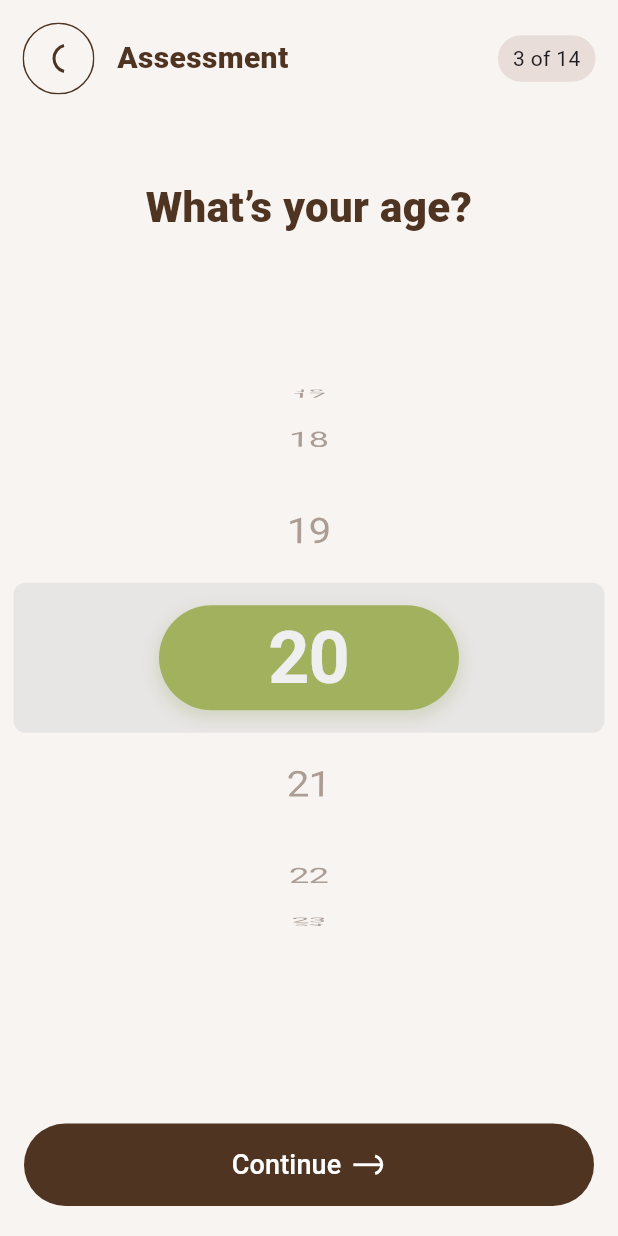
After one commit to TaiMinh2002/MENTAL_HEALTH_APPLICATION, a Flutter app: the ChooseAge screen opened by its route, on a phone screen of 412 x 824 dp. The commit adds this screen. Run offline on Flutter 3.47's test engine with Material 3 defaults, Android fonts, the phone set to English and light mode, and no system bars; our stand-ins replace device_info_plus, dio, flutter_screenutil, flutter_svg, get, get_storage and 3 more; missing offline and left inert: android_id; accounts and stored records are empty.

Commit message:
update choose age

```diff
--- /dev/null
+++ b/mental_healing/devtools_options.yaml
@@ -0,0 +1,3 @@
+description: This file stores settings for Dart & Flutter DevTools.
+documentation: https://docs.flutter.dev/tools/devtools/extensions#configure-extension-enablement-states
+extensions:
--- a/mental_healing/lib/app_router.dart
+++ b/mental_healing/lib/app_router.dart
@@ -1,5 +1,6 @@
 import 'package:mental_healing/import.dart';
-import 'package:mental_healing/page/complete_account/component/%08choose_age.dart';
+import 'package:mental_healing/page/complete_account/component/choose_age.dart';
+// import 'package:mental_healing/page/complete_account/component/%08choose_age.dart';
 import 'package:mental_healing/page/complete_account/component/choose_gender.dart';
 import 'package:mental_healing/page/intro/component/page_view_intro.dart';
 import 'package:mental_healing/page/intro/intro_page.dart';
@@ -65,9 +66,9 @@ class AppRouter {
       transition: Transition.fadeIn,
       transitionDuration: transitionDuration,
     ),
-    GetPage<AgePickerApp>(
+    GetPage<ChooseAge>(
       name: routerChooseAge,
-      page: () => AgePickerApp(),
+      page: () => ChooseAge(),
       curve: curve,
       transition: Transition.fadeIn,
       transitionDuration: transitionDuration,
--- /dev/null
+++ b/mental_healing/lib/page/complete_account/component/choose_age.dart
@@ -0,0 +1,118 @@
+import 'package:flutter/cupertino.dart';
+import 'package:mental_healing/base_widget/button_widget.dart';
+import 'package:mental_healing/base_widget/header_app_widget.dart';
+import 'package:mental_healing/import.dart';
+
+class ChooseAge extends StatefulWidget {
+  const ChooseAge({super.key});
+
+  @override
+  State<ChooseAge> createState() => _ChooseAgeState();
+}
+
+class _ChooseAgeState extends State<ChooseAge> {
+  int selectedAge = 20;
+
+  @override
+  Widget build(BuildContext context) {
+    return SafeArea(
+      child: Scaffold(
+        backgroundColor: const Color(0xffF7F4F2),
+        body: Column(
+          crossAxisAlignment: CrossAxisAlignment.center,
+          children: [
+            const HeaderAppWidget(title: 'Assessment', text: '3 of 14'),
+            _bodyWidget(),
+            Expanded(
+              child: Center(
+                child: CupertinoPicker(
+                  scrollController: FixedExtentScrollController(
+                    initialItem: selectedAge - 10,
+                  ),
+                  itemExtent: 100,
+                  onSelectedItemChanged: (int value) {
+                    setState(() {
+                      selectedAge = value + 10;
+                    });
+                  },
+                  children: List<Widget>.generate(61, (int index) {
+                    int age = index + 10;
+                    bool isSelected = age == selectedAge;
+                    return Center(
+                      child: Container(
+                        alignment: Alignment.center,
+                        width: 200,
+                        height: 70,
+                        decoration: isSelected
+                            ? BoxDecoration(
+                                color: const Color(0xffA8B95A),
+                                borderRadius: BorderRadius.circular(35),
+                                boxShadow: [
+                                  BoxShadow(
+                                    color: const Color(0xff9BB068)
+                                        .withOpacity(0.25),
+                                    spreadRadius: 2,
+                                    blurRadius: 8,
+                                    offset: const Offset(0, 4),
+                                  ),
+                                ],
+                              )
+                            : null,
+                        child: Text(
+                          '$age',
+                          style: TextStyle(
+                            fontSize: isSelected ? 48 : 28,
+                            fontWeight: isSelected
+                                ? FontWeight.bold
+                                : FontWeight.normal,
+                            color: isSelected
+                                ? Colors.white
+                                : const Color(0xff4F3422),
+                          ),
+                        ),
+                      ),
+                    );
+                  }),
+                ),
+              ),
+            ),
+            _bottomWidget(),
+          ],
+        ),
+      ),
+    );
+  }
+
+  Widget _bodyWidget() {
+    return const Padding(
+      padding: EdgeInsets.only(top: 40.0),
+      child: Text(
+        'What’s your age?',
+        textAlign: TextAlign.center,
+        style: TextStyle(
+            fontSize: 28,
+            fontWeight: FontWeight.w900,
+            color: Color(0xff4F3422)),
+      ),
+    );
+  }
+
+  Widget _bottomWidget() {
+    return Padding(
+      padding: const EdgeInsets.symmetric(horizontal: 16.0, vertical: 20),
+      child: Column(
+        children: [
+          ButtonWidget(
+            onClick: () {},
+            margin: const EdgeInsets.only(top: 10),
+            textSize: 18,
+            title: 'Continue',
+            suffixIcon: AssetIcons.next,
+            height: 55,
+            width: double.infinity,
+          ),
+        ],
+      ),
+    );
+  }
+}
--- a/mental_healing/lib/page/complete_account/component/choose_gender.dart
+++ b/mental_healing/lib/page/complete_account/component/choose_gender.dart
@@ -65,9 +65,9 @@ class _ChooseGenderState extends State<ChooseGender> {
       onTap: () {
         setState(() {
           if (isSelect == value) {
-            isSelect = null; // Deselect if already selected
+            isSelect = null;
           } else {
-            isSelect = value; // Select the tapped widget
+            isSelect = value;
           }
         });
       },
--- a/mental_healing/lib/page/intro/intro_controller.dart
+++ b/mental_healing/lib/page/intro/intro_controller.dart
@@ -9,7 +9,7 @@ class IntroController extends GetxController {
       Get.offNamed(AppRouter.routerSignIn);
     } else {
       pageController.nextPage(
-          duration: const Duration(milliseconds: 300), curve: Curves.easeIn);
+          duration: const Duration(milliseconds: 300), curve: Curves.easeInOut);
     }
   }
 
--- a/mental_healing/pubspec.yaml
+++ b/mental_healing/pubspec.yaml
@@ -67,6 +67,9 @@ dependencies:
   share_plus: ^10.0.0
   lottie: ^3.1.2
   http: ^1.2.2
+  flutter_picker: ^2.1.0
+  numberpicker: ^2.1.2
+  flutter_material_pickers: ^3.7.0
 
 dependency_overrides:
   flutter_test:
```
Also changed, not shown: mental_healing/pubspec.lock.
